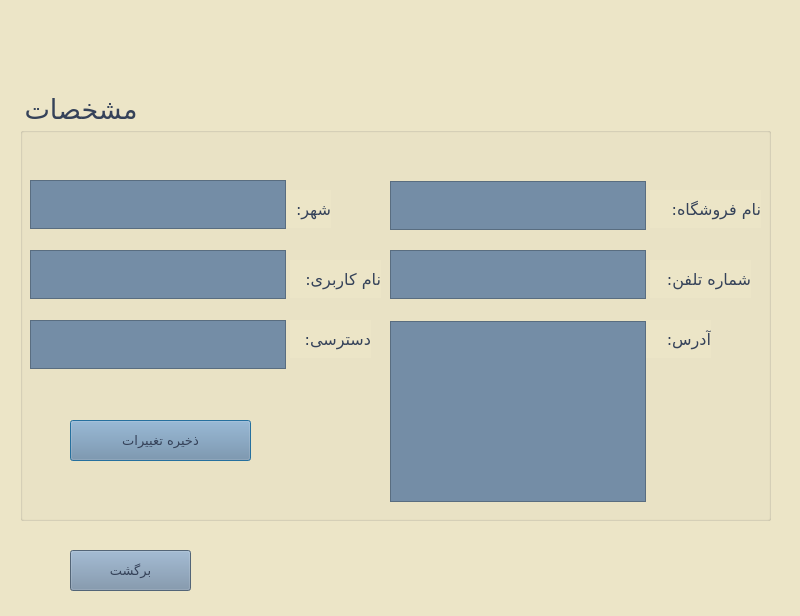
Above: Project_Ap/infofclie.ui from AP-projects-4001/metagoofill before the change. Below: the same form after it.
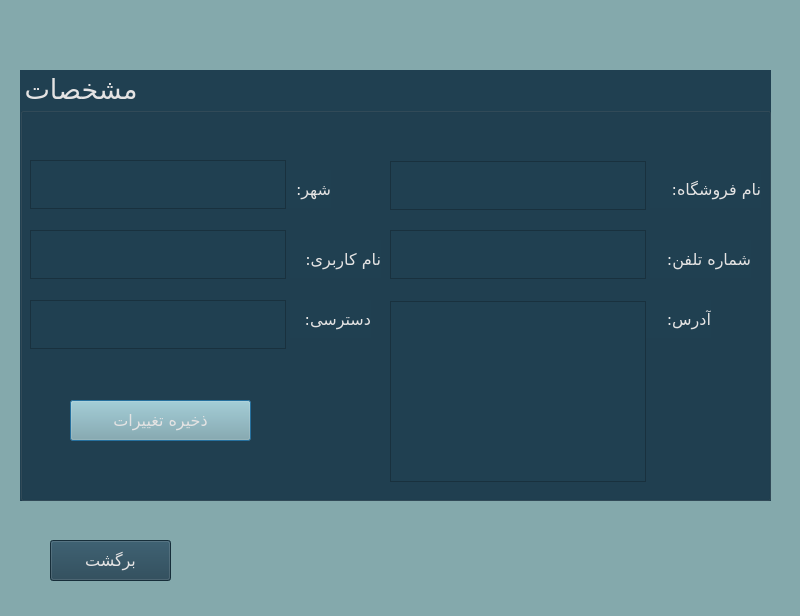
That is the form after the change.

Commit message: changing colors and Completing the program ui

```diff
--- a/Project_Ap/infofclie.ui
+++ b/Project_Ap/infofclie.ui
@@ -14,14 +14,13 @@
    <string>Dialog</string>
   </property>
   <property name="styleSheet">
-   <string notr="true">background-color: rgb(236, 229, 199);
-</string>
+   <string notr="true">background-color: rgb(132, 169, 172);</string>
   </property>
   <widget class="QGroupBox" name="groupBox">
    <property name="geometry">
     <rect>
      <x>20</x>
-     <y>90</y>
+     <y>70</y>
      <width>751</width>
      <height>431</height>
     </rect>
@@ -40,7 +39,8 @@
     </font>
    </property>
    <property name="styleSheet">
-    <string notr="true">color: rgb(53, 66, 89);</string>
+    <string notr="true">background-color: rgb(32, 64, 81);
+color: rgb(228, 227, 227);</string>
    </property>
    <property name="title">
     <string>مشخصات</string>
@@ -64,7 +64,7 @@
      </font>
     </property>
     <property name="styleSheet">
-     <string notr="true">color: rgb(53, 66, 89);</string>
+     <string notr="true">color: rgb(228, 227, 227);</string>
     </property>
     <property name="text">
      <string>نام فروشگاه:</string>
@@ -86,7 +86,7 @@
      </font>
     </property>
     <property name="styleSheet">
-     <string notr="true">color: rgb(53, 66, 89);</string>
+     <string notr="true">color: rgb(228, 227, 227);</string>
     </property>
     <property name="text">
      <string>شماره تلفن:</string>
@@ -108,7 +108,7 @@
      </font>
     </property>
     <property name="styleSheet">
-     <string notr="true">color: rgb(53, 66, 89);</string>
+     <string notr="true">color: rgb(228, 227, 227);</string>
     </property>
     <property name="text">
      <string>آدرس:</string>
@@ -130,7 +130,7 @@
      </font>
     </property>
     <property name="styleSheet">
-     <string notr="true">color: rgb(53, 66, 89);</string>
+     <string notr="true">color: rgb(228, 227, 227);</string>
     </property>
     <property name="text">
      <string>شهر:</string>
@@ -152,7 +152,7 @@
      </font>
     </property>
     <property name="styleSheet">
-     <string notr="true">color: rgb(53, 66, 89);</string>
+     <string notr="true">color: rgb(228, 227, 227);</string>
     </property>
     <property name="text">
      <string>نام کاربری:</string>
@@ -174,7 +174,7 @@
      </font>
     </property>
     <property name="styleSheet">
-     <string notr="true">color: rgb(53, 66, 89);</string>
+     <string notr="true">color: rgb(228, 227, 227);</string>
     </property>
     <property name="text">
      <string>دسترسی:</string>
@@ -192,12 +192,14 @@
     <property name="font">
      <font>
       <family>Lalezar</family>
-      <pointsize>10</pointsize>
+      <pointsize>12</pointsize>
+      <italic>false</italic>
+      <bold>false</bold>
      </font>
     </property>
     <property name="styleSheet">
-     <string notr="true">color: rgb(53, 66, 89);
-background-color: rgb(116, 141, 166);</string>
+     <string notr="true">background-color: rgb(132, 169, 172);
+font: 12pt &quot;Lalezar&quot;;</string>
     </property>
     <property name="text">
      <string>ذخیره تغییرات</string>
@@ -221,8 +223,7 @@
      </font>
     </property>
     <property name="styleSheet">
-     <string notr="true">background-color: rgb(116, 141, 166);
-font: 12pt &quot;Lalezar&quot;;</string>
+     <string notr="true">font: 12pt &quot;Lalezar&quot;;</string>
     </property>
    </widget>
    <widget class="QPlainTextEdit" name="plainTextEdit_2">
@@ -243,8 +244,7 @@
      </font>
     </property>
     <property name="styleSheet">
-     <string notr="true">background-color: rgb(116, 141, 166);
-font: 12pt &quot;Lalezar&quot;;</string>
+     <string notr="true">font: 12pt &quot;Lalezar&quot;;</string>
     </property>
    </widget>
    <widget class="QPlainTextEdit" name="plainTextEdit_6">
@@ -265,8 +265,7 @@
      </font>
     </property>
     <property name="styleSheet">
-     <string notr="true">background-color: rgb(116, 141, 166);
-font: 12pt &quot;Lalezar&quot;;</string>
+     <string notr="true">font: 12pt &quot;Lalezar&quot;;</string>
     </property>
     <property name="plainText">
      <string/>
@@ -290,8 +289,7 @@
      </font>
     </property>
     <property name="styleSheet">
-     <string notr="true">background-color: rgb(116, 141, 166);
-font: 12pt &quot;Lalezar&quot;;</string>
+     <string notr="true">font: 12pt &quot;Lalezar&quot;;</string>
     </property>
    </widget>
    <widget class="QPlainTextEdit" name="plainTextEdit_5">
@@ -312,8 +310,7 @@
      </font>
     </property>
     <property name="styleSheet">
-     <string notr="true">font: 12pt &quot;Lalezar&quot;;
-background-color: rgb(116, 141, 166);</string>
+     <string notr="true">font: 12pt &quot;Lalezar&quot;;</string>
     </property>
    </widget>
    <widget class="QPlainTextEdit" name="plainTextEdit_8">
@@ -334,16 +331,15 @@
      </font>
     </property>
     <property name="styleSheet">
-     <string notr="true">font: 12pt &quot;Lalezar&quot;;
-background-color: rgb(116, 141, 166);</string>
+     <string notr="true">font: 12pt &quot;Lalezar&quot;;</string>
     </property>
    </widget>
   </widget>
   <widget class="QPushButton" name="pushButton_5">
    <property name="geometry">
     <rect>
-     <x>70</x>
-     <y>550</y>
+     <x>50</x>
+     <y>540</y>
      <width>121</width>
      <height>41</height>
     </rect>
@@ -351,12 +347,15 @@
    <property name="font">
     <font>
      <family>Lalezar</family>
-     <pointsize>10</pointsize>
+     <pointsize>12</pointsize>
+     <italic>false</italic>
+     <bold>false</bold>
     </font>
    </property>
    <property name="styleSheet">
-    <string notr="true">color: rgb(53, 66, 89);
-background-color: rgb(116, 141, 166);</string>
+    <string notr="true">background-color: rgb(32, 64, 81);
+color: rgb(228, 227, 227);
+font: 12pt &quot;Lalezar&quot;;</string>
    </property>
    <property name="text">
     <string>برگشت</string>
```
The commit also changes 37 other files.
